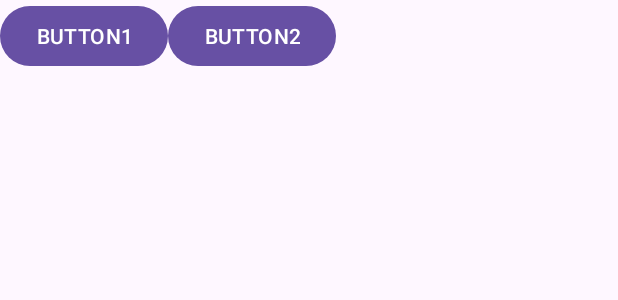
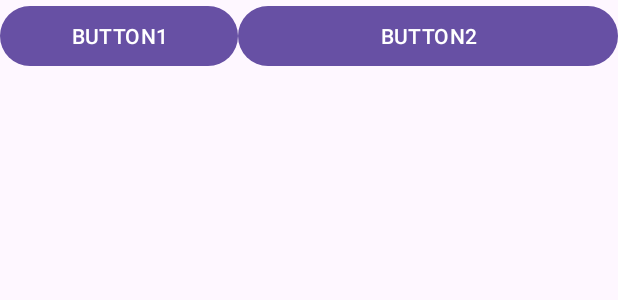
Before and after one commit to qtsky89/AndroidTutorial, an Android app: the layout activity_main.xml on its own in the app's theme, with its tools: preview values and no code run, on a phone screen of 412 x 824 dp. Shown: the top 300 px of the screen. Run offline under Robolectric (Android 15) with nearby library versions, the phone set to English and light mode, and no system bars.

Commit message:
Added weight

```diff
--- a/ch7_view/src/main/res/layout/activity_main.xml
+++ b/ch7_view/src/main/res/layout/activity_main.xml
@@ -3,13 +3,16 @@
     android:layout_width="match_parent"
     android:layout_height="match_parent"
     android:orientation="horizontal">
+
     <Button
         android:layout_width="wrap_content"
         android:layout_height="wrap_content"
+        android:layout_weight="1"
         android:text="BUTTON1" />
 
     <Button
         android:layout_width="wrap_content"
         android:layout_height="wrap_content"
+        android:layout_weight="3"
         android:text="BUTTON2" />
 </LinearLayout>
```
